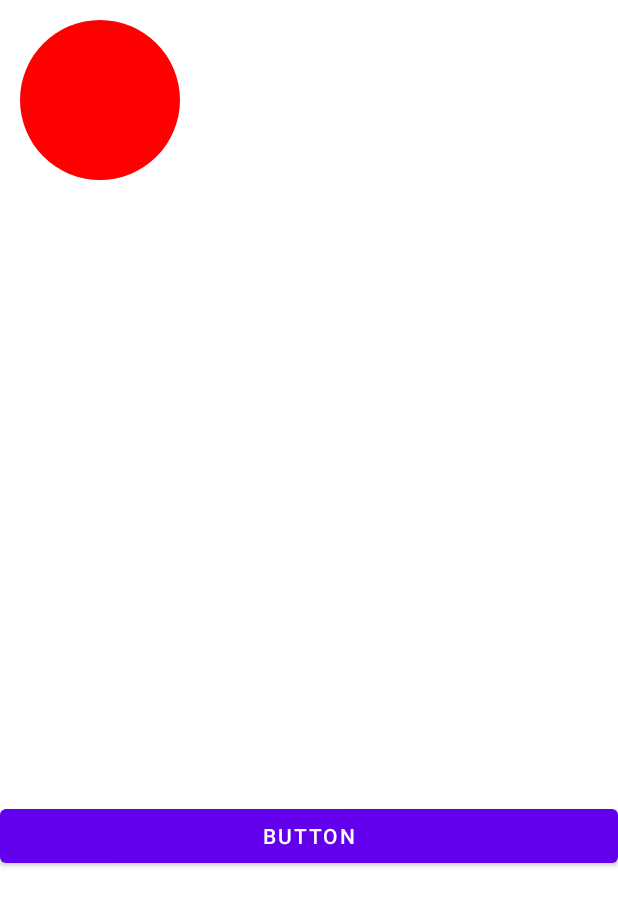
After one commit to qhftkf1/42seoul_androidApp, an Android app: the MyCustomView screen opened directly, with no data from a screen before it, on a phone screen of 412 x 824 dp. The commit adds this screen. Shown: the top 906 px of the screen. Run offline under Robolectric (Android 15) with nearby library versions, the phone set to English and light mode, and no system bars.

Commit message:
20201210 CustomVies

```diff
--- a/app/src/main/java/com/example/messageuitherad/List.kt
+++ b/app/src/main/java/com/example/messageuitherad/List.kt
@@ -14,5 +14,8 @@ class List : AppCompatActivity() {
         section_1.setOnClickListener {
             startActivity( Intent(this, Countdown::class.java))
         }
+        section_2.setOnClickListener {
+            startActivity( Intent(this, MyCustomView::class.java))
+        }
     }
 }
--- /dev/null
+++ b/app/src/main/java/com/example/messageuitherad/MyCustomView.kt
@@ -0,0 +1,17 @@
+package com.example.messageuitherad
+
+import androidx.appcompat.app.AppCompatActivity
+import android.os.Bundle
+import kotlinx.android.synthetic.main.activity_my_custom_view.*
+
+class MyCustomView : AppCompatActivity() {
+    override fun onCreate(savedInstanceState: Bundle?) {
+        super.onCreate(savedInstanceState)
+//        val v = MyView(this)
+        setContentView(R.layout.activity_my_custom_view)
+        ChangeColor.setOnClickListener {
+
+        }
+//        setContentView(v)
+    }
+}
--- /dev/null
+++ b/app/src/main/java/com/example/messageuitherad/MyView.java
@@ -0,0 +1,76 @@
+package com.example.messageuitherad;
+
+import android.content.Context;
+import android.graphics.Canvas;
+import android.graphics.Color;
+import android.graphics.Paint;
+import android.util.AttributeSet;
+import android.view.View;
+
+import androidx.annotation.Nullable;
+
+public class MyView extends View {
+
+    private  String mColor = "FF0000FF";
+
+    public MyView(Context context) {
+        super(context);
+    }
+
+    public MyView(Context context, @Nullable AttributeSet attrs) {
+        super(context, attrs);
+        setBackgroundColor(Color.YELLOW);
+
+        for(int i = 0; i < attrs.getAttributeCount();i++){
+            if(attrs.getAttributeName(i).equals("color")){
+                String c = attrs.getAttributeValue(i);
+                if(c != null)
+                    mColor = c.replace("#", "FF");
+            }
+        }
+    }
+
+    @Override
+    protected void onMeasure(int widthMeasureSpec, int heightMeasureSpec) {
+        int heightMode = MeasureSpec.getMode(heightMeasureSpec);
+        int heightSize = 0;
+        switch (heightMode){
+            case MeasureSpec.UNSPECIFIED:
+                heightSize = heightMeasureSpec;
+                break;
+            case MeasureSpec.AT_MOST:
+                heightSize = 800;
+                break;
+            case MeasureSpec.EXACTLY:
+                heightSize = MeasureSpec.getSize(heightMeasureSpec);
+                break;
+        }
+
+        int widthMode = MeasureSpec.getMode(widthMeasureSpec);
+        int widthSize = 0;
+        switch (widthMode){
+            case MeasureSpec.UNSPECIFIED:
+                widthSize = widthMeasureSpec;
+                break;
+            case MeasureSpec.AT_MOST:
+                widthSize = 320;
+                break;
+            case MeasureSpec.EXACTLY:
+                widthSize = MeasureSpec.getSize(widthMeasureSpec);
+                break;
+        }
+        setMeasuredDimension(widthSize, heightSize);
+        //super.onMeasure(widthMeasureSpec, heightMeasureSpec);
+    }
+
+    @Override
+    protected void onDraw(Canvas canvas) {
+        super.onDraw(canvas);
+
+        Paint pnt = new Paint();
+        //pnt.setColor(Color.BLUE);
+        pnt.setColor((int)Long.parseLong(mColor, 16));
+        canvas.drawColor(Color.WHITE);
+        canvas.drawCircle(100, 100, 80, pnt);
+    }
+}
--- a/app/src/main/res/layout/activity_list.xml
+++ b/app/src/main/res/layout/activity_list.xml
@@ -34,7 +34,7 @@
         android:layout_height="0dp"
         android:layout_weight="1"
         android:background="@drawable/selection"
-        android:text="Test APP : 1"
+        android:text="Test APP : 1\n CustomView APP"
         android:gravity="center"
         android:textSize="50px"
         android:fontFamily="sans-serif-black"/>
--- a/app/src/main/res/layout/activity_main.xml
+++ b/app/src/main/res/layout/activity_main.xml
@@ -6,7 +6,6 @@ android:layout_width="match_parent"
     android:layout_height="match_parent"
     android:background="@drawable/main_background"
     tools:context=".MainActivity">
-
     <TextView
         android:id="@+id/textView"
         android:layout_width="wrap_content"
@@ -20,6 +19,7 @@ tools:context=".MainActivity">
         app:layout_constraintHorizontal_bias="0.611"
         app:layout_constraintStart_toStartOf="parent"
         app:layout_constraintTop_toTopOf="parent" />
+
 
     <ImageView
         android:layout_width="300dp"
--- /dev/null
+++ b/app/src/main/res/layout/activity_my_custom_view.xml
@@ -0,0 +1,20 @@
+<?xml version="1.0" encoding="utf-8"?>
+<LinearLayout xmlns:android="http://schemas.android.com/apk/res/android"
+    xmlns:tools="http://schemas.android.com/tools"
+    android:layout_width="match_parent"
+    android:layout_height="match_parent"
+    android:orientation="vertical"
+    tools:context=".MyCustomView">
+
+    <com.example.messageuitherad.MyView
+        android:id="@+id/myView"
+        android:layout_width="match_parent"
+        android:layout_height="wrap_content"
+        color="#FF0000"/>
+
+    <Button
+        android:id="@+id/ChangeColor"
+        android:layout_width="match_parent"
+        android:layout_height="wrap_content"
+        android:text="Button" />
+</LinearLayout>
```
Also changed, not shown: app/src/main/AndroidManifest.xml (+6 -2 lines), app/src/main/java/com/example/messageuitherad/MainActivity.kt (+6 -2 lines), app/src/main/res/values/attrs.xml (added, +10 -0 lines). Lines whose indentation alone changed are shown as unchanged.
